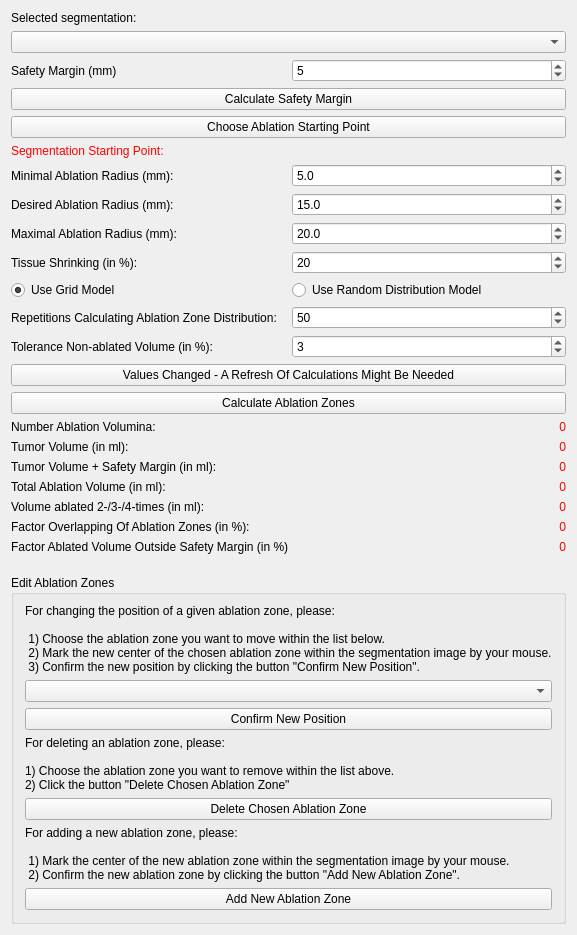
Before: the Qt Designer form Plugins/org.mitk.gui.qt.ablationplanning/src/internal/QmitkAblationPlanningViewControls.ui in alaansheikhani/MITK, drawn with Qt 5.
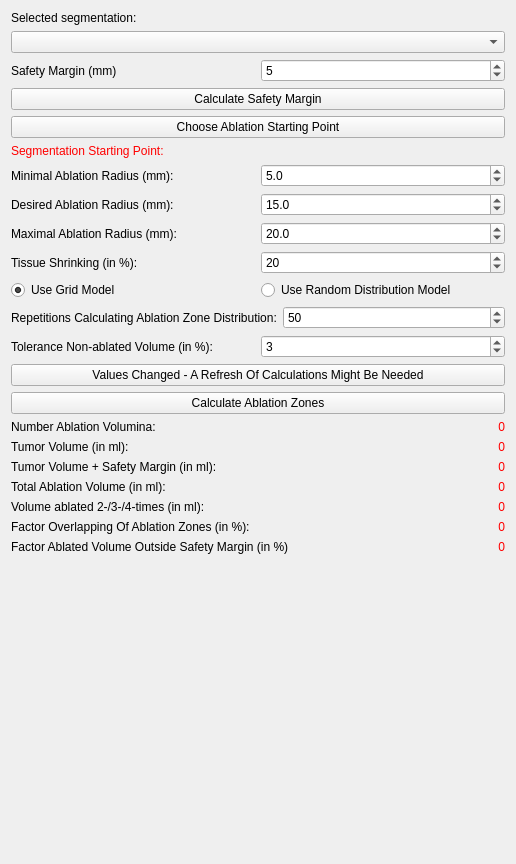
After: the same form once the commit is applied. Icons and pictures are not drawn. Custom widgets are drawn as their Qt base class.

Commit message: removed features for manual interaction, not needed any more

```diff
--- a/Plugins/org.mitk.gui.qt.ablationplanning/src/internal/QmitkAblationPlanningViewControls.ui
+++ b/Plugins/org.mitk.gui.qt.ablationplanning/src/internal/QmitkAblationPlanningViewControls.ui
@@ -455,76 +455,6 @@
      </item>
     </layout>
    </item>
-   <item>
-    <widget class="QGroupBox" name="editAblationZones">
-     <property name="title">
-      <string>Edit Ablation Zones</string>
-     </property>
-     <layout class="QVBoxLayout" name="verticalLayout_2">
-      <property name="spacing">
-       <number>6</number>
-      </property>
-      <property name="topMargin">
-       <number>9</number>
-      </property>
-      <item>
-       <widget class="QLabel" name="descriptiveLabelEditingAblationZones">
-        <property name="text">
-         <string>For changing the position of a given ablation zone, please:
-
- 1) Choose the ablation zone you want to move within the list below.
- 2) Mark the new center of the chosen ablation zone within the segmentation image by your mouse.
- 3) Confirm the new position by clicking the button &quot;Confirm New Position&quot;.</string>
-        </property>
-       </widget>
-      </item>
-      <item>
-       <widget class="QComboBox" name="ablationZonesComboBox"/>
-      </item>
-      <item>
-       <widget class="QPushButton" name="confirmNewPositionPushButton">
-        <property name="text">
-         <string>Confirm New Position</string>
-        </property>
-       </widget>
-      </item>
-      <item>
-       <widget class="QLabel" name="label">
-        <property name="text">
-         <string>For deleting an ablation zone, please:
-
-1) Choose the ablation zone you want to remove within the list above.
-2) Click the button &quot;Delete Chosen Ablation Zone&quot;</string>
-        </property>
-       </widget>
-      </item>
-      <item>
-       <widget class="QPushButton" name="deleteChosenAblationZonePushButton">
-        <property name="text">
-         <string>Delete Chosen Ablation Zone</string>
-        </property>
-       </widget>
-      </item>
-      <item>
-       <widget class="QLabel" name="label_2">
-        <property name="text">
-         <string>For adding a new ablation zone, please:
-
- 1) Mark the center of the new ablation zone within the segmentation image by your mouse.
- 2) Confirm the new ablation zone by clicking the button &quot;Add New Ablation Zone&quot;.</string>
-        </property>
-       </widget>
-      </item>
-      <item>
-       <widget class="QPushButton" name="addNewAblationZonePushButton">
-        <property name="text">
-         <string>Add New Ablation Zone</string>
-        </property>
-       </widget>
-      </item>
-     </layout>
-    </widget>
-   </item>
    <item>
     <spacer name="spacer1">
      <property name="orientation">
```
The commit also changes 2 other files.
